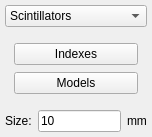
This is ants3bundle/src/ants3/gui/geom/ashownumbersdialog.ui in andrmor/ANTS3bundle as Qt 5 draws it before an edit. The edited form follows.
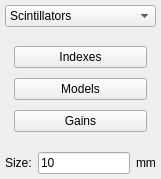
This is the edited form. The open tabs and pages were chosen to show the change.

```diff
--- a/ants3bundle/src/ants3/gui/geom/ashownumbersdialog.ui
+++ b/ants3bundle/src/ants3/gui/geom/ashownumbersdialog.ui
@@ -6,8 +6,8 @@
    <rect>
     <x>0</x>
     <y>0</y>
-    <width>152</width>
-    <height>137</height>
+    <width>161</width>
+    <height>179</height>
    </rect>
   </property>
   <property name="windowTitle">
@@ -97,6 +97,13 @@
          </property>
         </widget>
        </item>
+       <item>
+        <widget class="QPushButton" name="pbSensorGains">
+         <property name="text">
+          <string>Gains</string>
+         </property>
+        </widget>
+       </item>
       </layout>
      </widget>
      <widget class="QWidget" name="pageParticleMonitors">
```
